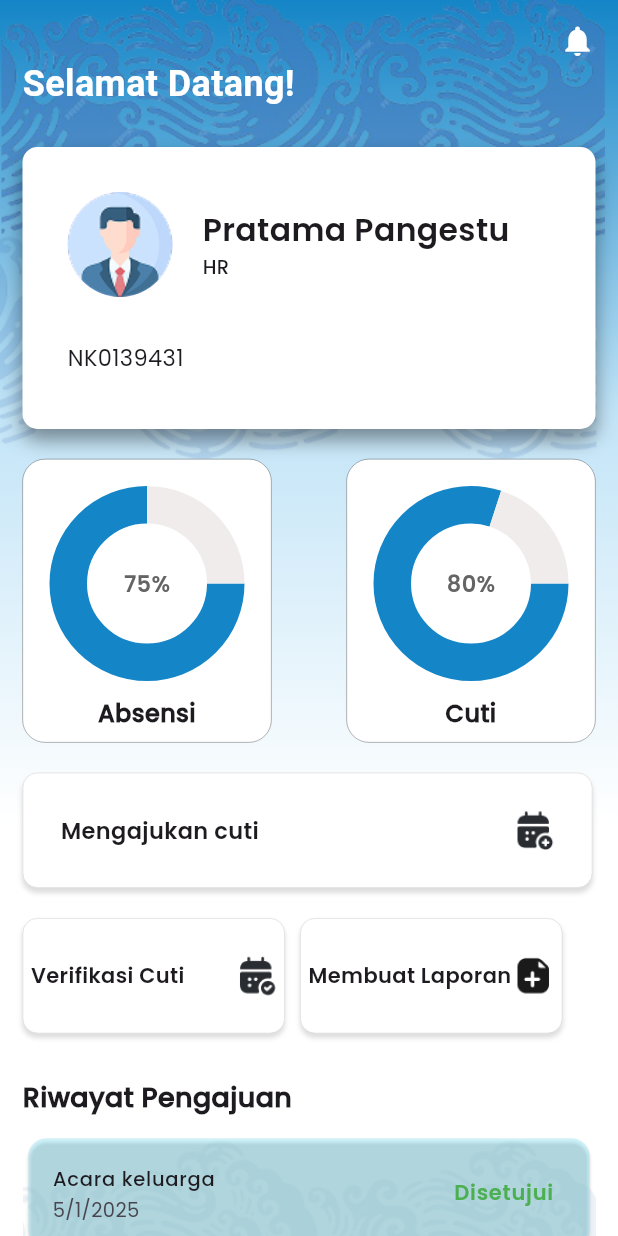
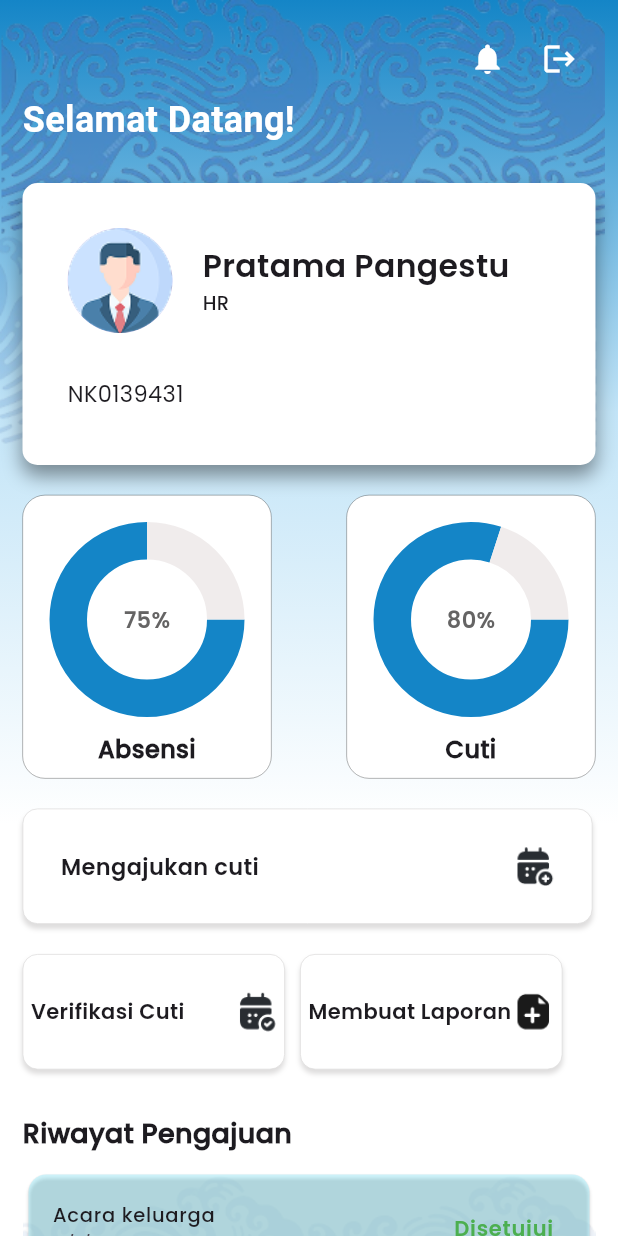
Before and after one commit to TrianaJulianingsih/MyBerikanMobile, a Flutter app: the DashboardScreen screen opened directly, on a phone screen of 412 x 824 dp. Run offline on Flutter 3.47's test engine with Material 3 defaults, Android fonts, the phone set to English and light mode, and no system bars; drawn by our look-alikes of fl_chart; our stand-ins replace image_picker; accounts and stored records are empty.

Commit message:
update semua fitur

```diff
--- a/lib/views/dashboard.dart
+++ b/lib/views/dashboard.dart
@@ -5,10 +5,15 @@ import 'package:myberikan/data/dummy_user.dart';
 import 'package:myberikan/extension/navigation.dart';
 import 'package:myberikan/models/riwayat_model.dart';
 import 'package:myberikan/models/user_model.dart';
+import 'package:myberikan/views/ajukan_cuti.dart';
 import 'package:myberikan/views/laporan.dart';
+import 'package:myberikan/views/login_screen.dart';
+import 'package:myberikan/views/notifikasi_screen.dart';
+import 'package:myberikan/views/verifikasi_cuti.dart';
 
 class DashboardScreen extends StatefulWidget {
   DashboardScreen({super.key});
+  static String id = "/dashboard";
   @override
   State<DashboardScreen> createState() => _DashboardScreenState();
 }
@@ -53,7 +58,23 @@ class _DashboardScreenState extends State<DashboardScreen> {
                     children: [
                       Align(
                         alignment: Alignment.centerRight,
-                        child: Icon(Icons.notifications, color: Colors.white),
+                        child: Row(
+                          mainAxisAlignment: MainAxisAlignment.end,
+                          children: [
+                            IconButton(
+                              onPressed: () {
+                                context.push(NotifikasiScreen());
+                              },
+                              icon: Icon(Icons.notifications, color: Colors.white),
+                            ),
+                            IconButton(
+                              onPressed: () {
+                                context.pushNamedAndRemoveAll(LoginScreen.id);
+                              },
+                              icon: Icon(Icons.logout, color: Colors.white),
+                            ),
+                          ],
+                        ),
                       ),
                       Text(
                         "Selamat Datang!",
@@ -170,7 +191,11 @@ class _DashboardScreenState extends State<DashboardScreen> {
                       ),
 
                       SizedBox(height: 20),
-                      Container(
+                      GestureDetector(
+                        onTap: () {
+                          context.push(PengajuanCutiApp());
+                        },
+                        child: Container(
                           height: 77,
                           width: 380,
                           decoration: BoxDecoration(
@@ -219,17 +244,27 @@ class _DashboardScreenState extends State<DashboardScreen> {
                             ),
                           ),
                         ),
+                      ),
                       SizedBox(height: 20),
                       Row(
                         children: [
-                          Container(
+                          GestureDetector(
+                            onTap: () {
+                              context.push(VerifikasiCutiScreen());
+                            },
+                            child: Container(
                               height: 77,
                               width: 175,
                               decoration: BoxDecoration(
                                 borderRadius: BorderRadius.circular(10),
                                 border: Border.all(
                                   width: 0.5,
-                                color: const Color.fromARGB(255, 222, 221, 221),
+                                  color: const Color.fromARGB(
+                                    255,
+                                    222,
+                                    221,
+                                    221,
+                                  ),
                                 ),
                                 color: Colors.white,
                                 boxShadow: [
@@ -246,11 +281,17 @@ class _DashboardScreenState extends State<DashboardScreen> {
                                 ],
                               ),
                               child: Row(
-                              mainAxisAlignment: MainAxisAlignment.spaceBetween,
+                                mainAxisAlignment:
+                                    MainAxisAlignment.spaceBetween,
                                 children: [
                                   Padding(
                                     padding: const EdgeInsets.only(left: 5),
-                                  child: Text("Verifikasi Cuti", style: TextStyle(fontFamily: "Poppins_SemiBold"),),
+                                    child: Text(
+                                      "Verifikasi Cuti",
+                                      style: TextStyle(
+                                        fontFamily: "Poppins_SemiBold",
+                                      ),
+                                    ),
                                   ),
                                   Padding(
                                     padding: const EdgeInsets.only(right: 5),
@@ -270,7 +311,8 @@ class _DashboardScreenState extends State<DashboardScreen> {
                                 ],
                               ),
                             ),
-                          SizedBox(width: 10,),
+                          ),
+                          SizedBox(width: 10),
                           GestureDetector(
                             onTap: () {
                               context.push(LaporanPage());
@@ -282,7 +324,12 @@ class _DashboardScreenState extends State<DashboardScreen> {
                                 borderRadius: BorderRadius.circular(10),
                                 border: Border.all(
                                   width: 0.5,
-                                  color: const Color.fromARGB(255, 222, 221, 221),
+                                  color: const Color.fromARGB(
+                                    255,
+                                    222,
+                                    221,
+                                    221,
+                                  ),
                                 ),
                                 color: Colors.white,
                                 boxShadow: [
@@ -299,11 +346,17 @@ class _DashboardScreenState extends State<DashboardScreen> {
                                 ],
                               ),
                               child: Row(
-                                mainAxisAlignment: MainAxisAlignment.spaceBetween,
+                                mainAxisAlignment:
+                                    MainAxisAlignment.spaceBetween,
                                 children: [
                                   Padding(
                                     padding: const EdgeInsets.only(left: 5),
-                                    child: Text("Membuat Laporan", style: TextStyle(fontFamily: "Poppins_SemiBold"),),
+                                    child: Text(
+                                      "Membuat Laporan",
+                                      style: TextStyle(
+                                        fontFamily: "Poppins_SemiBold",
+                                      ),
+                                    ),
                                   ),
                                   Padding(
                                     padding: const EdgeInsets.only(right: 5),
@@ -318,7 +371,6 @@ class _DashboardScreenState extends State<DashboardScreen> {
                                           fit: BoxFit.cover,
                                         ),
                                       ),
-
                                     ),
                                   ),
                                 ],
```
Also changed, not shown: lib/data/dummy_notifikasi.dart (added, +28 -0 lines), lib/main.dart (+7 -1 lines), lib/models/user_model.dart (+13 -0 lines), lib/views/ajukan_cuti.dart (+7 -7 lines), lib/views/login_screen.dart (+18 -6 lines), lib/views/register_screen.dart (+0 -11 lines), lib/views/splash_screen.dart (+18 -15 lines), pubspec.yaml (+3 -16 lines). Lines whose indentation alone changed are shown as unchanged.
